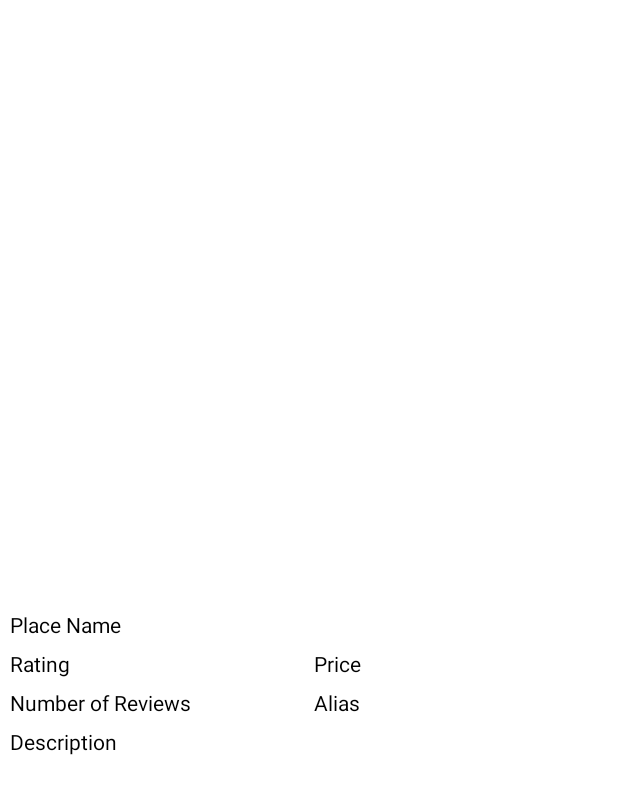
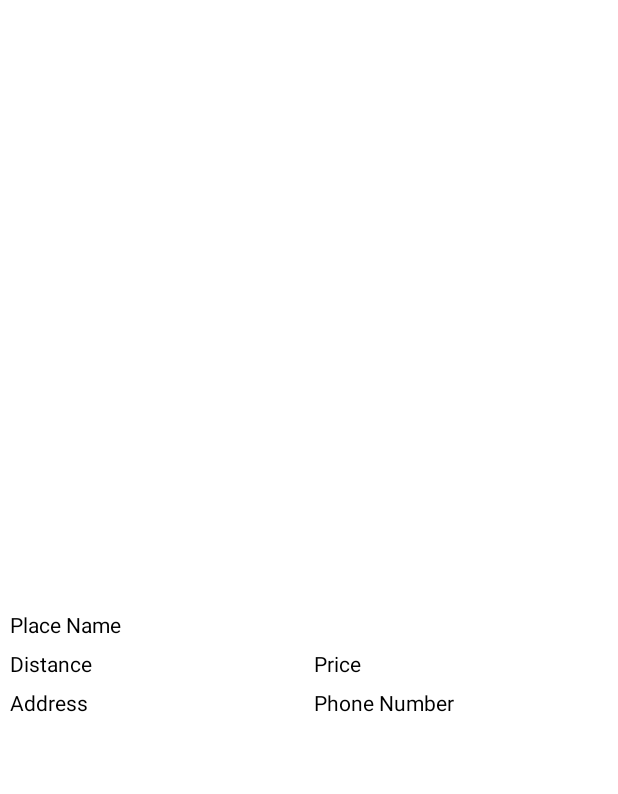
Before and after one commit to RetroPugalicious/Chauffeur, an Android app: the layout activity_victory.xml on its own in the app's theme, with its tools: preview values and no code run, on a phone screen of 412 x 824 dp. Shown: the top 794 px of the screen. Run offline under Robolectric (Android 15) with nearby library versions, the phone set to English and light mode, and no system bars.

Commit message:
Final Prototype

```diff
--- a/app/src/main/java/com/rnb/chauffeur/fragment/MemberFragment.java
+++ b/app/src/main/java/com/rnb/chauffeur/fragment/MemberFragment.java
@@ -74,14 +74,14 @@ public class MemberFragment extends Fragment {
                 try {
                     members.setText(getResources().getText(R.string.members) + " " + String.valueOf(Room.getUsers(roomcode)));
                     //Determine when the leader is ready
-                    if(startCheck(roomcode)) {
+                    /*if(startCheck(roomcode)) {
                         Intent i1 = new Intent(getActivity(), SearchActivity.class);
                         Bundle bundle1 = new Bundle();
                         bundle1.putString("ROOM", roomcode);
                         i1.putExtras(bundle1);
                         startActivity(i1);
-                    }
-                } catch (IOException | JSONException e) {
+                    }*/
+                } catch (IOException /*| JSONException*/ e) {
                     e.printStackTrace();
                 }
             }
--- a/app/src/main/java/com/rnb/chauffeur/logic/Room.java
+++ b/app/src/main/java/com/rnb/chauffeur/logic/Room.java
@@ -259,5 +259,4 @@ public class Room {
             }
         }
     }
-
 }
--- a/app/src/main/res/layout/activity_victory.xml
+++ b/app/src/main/res/layout/activity_victory.xml
@@ -16,14 +16,14 @@
 
         <!--image view for place image-->
         <ImageView
-            android:id="@+id/cardPlaceImage"
+            android:id="@+id/victoryPlaceImage"
             android:layout_width="match_parent"
             android:layout_height="400dp"
             android:scaleType="centerCrop" />
 
         <!--text view for our place name-->
         <TextView
-            android:id="@+id/cardPlaceName"
+            android:id="@+id/victoryPlaceName"
             android:layout_width="match_parent"
             android:layout_height="wrap_content"
             android:padding="3dp"
@@ -38,17 +38,17 @@
 
             <!--text view for our place rating-->
             <TextView
-                android:id="@+id/cardPlaceRating"
+                android:id="@+id/victoryPlaceDistance"
                 android:layout_width="0dp"
                 android:layout_height="wrap_content"
                 android:layout_weight="1"
                 android:padding="3dp"
-                android:text="@string/rating"
+                android:text="@string/distance"
                 android:textColor="@color/black" />
 
             <!--text view for our place price-->
             <TextView
-                android:id="@+id/cardPlacePrice"
+                android:id="@+id/victoryPlacePrice"
                 android:layout_width="0dp"
                 android:layout_height="wrap_content"
                 android:layout_weight="1"
@@ -65,34 +65,24 @@
 
             <!--text view for our place review number-->
             <TextView
-                android:id="@+id/cardPlaceReviewNum"
+                android:id="@+id/victoryPlaceAddress"
                 android:layout_width="0dp"
                 android:layout_height="wrap_content"
                 android:layout_weight="1"
                 android:padding="3dp"
-                android:text="@string/number_of_reviews"
+                android:text="@string/address"
                 android:textColor="@color/black" />
 
             <!--text view for our place alias-->
             <TextView
-                android:id="@+id/cardPlaceAlias"
+                android:id="@+id/victoryPlacePhoneNumber"
                 android:layout_width="0dp"
                 android:layout_height="wrap_content"
                 android:layout_weight="1"
                 android:padding="3dp"
-                android:text="@string/alias"
+                android:text="@string/phonenum"
                 android:textColor="@color/black" />
         </LinearLayout>
-
-        <!--text view for our place description-->
-        <TextView
-            android:id="@+id/cardPlaceDistance"
-            android:layout_width="match_parent"
-            android:layout_height="0dp"
-            android:layout_weight="1"
-            android:padding="3dp"
-            android:text="@string/description"
-            android:textColor="@color/black" />
 
     </LinearLayout>
 
--- a/app/src/main/res/values/strings.xml
+++ b/app/src/main/res/values/strings.xml
@@ -30,4 +30,6 @@
     <string name="distance">Distance</string>
     <string name="miles">" miles"</string>
     <string name="ten_miles">10 miles</string>
+    <string name="address">Address</string>
+    <string name="phonenum">Phone Number</string>
 </resources>
```
Also changed, not shown: app/src/main/java/com/rnb/chauffeur/PlaceModal.java (+21 -1 lines), app/src/main/java/com/rnb/chauffeur/RoomActivity.java (+0 -22 lines), app/src/main/java/com/rnb/chauffeur/SearchActivity.java (+17 -2 lines), app/src/main/java/com/rnb/chauffeur/VictoryActivity.java (+37 -1 lines).
